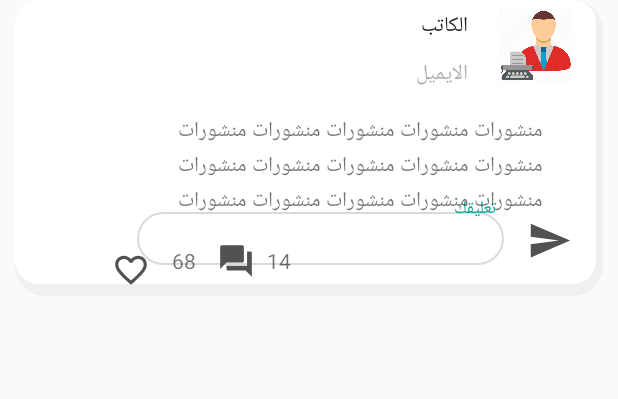
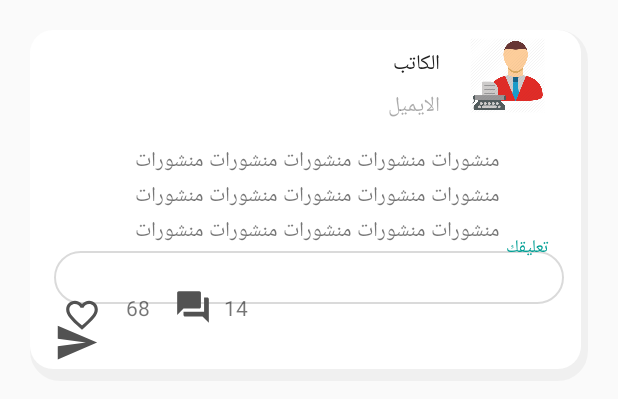
Before and after one commit to SeyfGoumeida/APPCoronaWatch, an Android app: the layout rv_home_article.xml on its own in the app's theme, with its tools: preview values and no code run, on a phone screen of 412 x 824 dp. Shown: the top 399 px of the screen. Run offline under Robolectric (Android 15) with nearby library versions, the phone set to English and light mode, and no system bars; plain views replace ReadMoreTextView; network calls fail.

Commit message:
Commit  , synchro

```diff
--- a/app/src/main/AndroidManifest.xml
+++ b/app/src/main/AndroidManifest.xml
@@ -21,10 +21,9 @@
             <category android:name="android.intent.category.LAUNCHER" />
         </intent-filter>
         </activity>
+
         <activity
-            android:name=".Activities.ArticlesActivity"
-            android:theme="@style/LoginPage" />
-
+            android:name=".Activities.ArticlesActivity" />
 
         <activity
             android:name=".Activities.UserActivity"
--- a/app/src/main/java/com/example/coronawatch/Activities/ArticlesActivity.kt
+++ b/app/src/main/java/com/example/coronawatch/Activities/ArticlesActivity.kt
@@ -1,4 +1,4 @@
-package com.example.coronawatch
+package com.example.coronawatch.Activities
 
 
 import android.os.Build
@@ -10,6 +10,7 @@ import androidx.navigation.findNavController
 import androidx.navigation.ui.AppBarConfiguration
 import androidx.navigation.ui.setupActionBarWithNavController
 import androidx.navigation.ui.setupWithNavController
+import com.example.coronawatch.R
 
 
 class ArticlesActivity : AppCompatActivity() {
--- a/app/src/main/java/com/example/coronawatch/Activities/MainActivity.kt
+++ b/app/src/main/java/com/example/coronawatch/Activities/MainActivity.kt
@@ -3,7 +3,7 @@ package com.example.coronawatch.Activities
 import android.content.Intent
 import androidx.appcompat.app.AppCompatActivity
 import android.os.Bundle
-import com.example.coronawatch.ArticlesActivity
+import com.example.coronawatch.Activities.ArticlesActivity
 import com.example.coronawatch.R
 import kotlinx.android.synthetic.main.activity_main.*
 
--- a/app/src/main/java/com/example/coronawatch/Activities/SignInFragment.kt
+++ b/app/src/main/java/com/example/coronawatch/Activities/SignInFragment.kt
@@ -12,7 +12,7 @@ import com.android.volley.DefaultRetryPolicy
 import com.android.volley.Request
 import com.android.volley.Response
 import com.android.volley.toolbox.JsonObjectRequest
-import com.example.coronawatch.ArticlesActivity
+import com.example.coronawatch.Activities.ArticlesActivity
 import com.example.coronawatch.DataClases.Redactor
 import com.example.coronawatch.DataClases.User
 import com.example.coronawatch.R
--- a/app/src/main/res/layout/rv_home_article.xml
+++ b/app/src/main/res/layout/rv_home_article.xml
@@ -4,45 +4,48 @@
     xmlns:tools="http://schemas.android.com/tools"
     android:layout_width="match_parent"
     android:layout_height="wrap_content"
-    android:layout_marginLeft="10dp"
-    android:layout_marginRight="10dp"
-    android:layout_marginBottom="30dp"
+   android:layout_margin="20dp"
     android:background="@drawable/border_shadow"
     android:orientation="vertical"
     android:padding="5dp">
 
     <LinearLayout
-        android:layout_width="306dp"
+        android:layout_width="match_parent"
         android:layout_height="wrap_content"
         android:orientation="horizontal"
+        android:layout_margin="5dp"
         app:layout_constraintBottom_toTopOf="@+id/comments_recyclerView"
         app:layout_constraintEnd_toEndOf="@+id/article_picture"
         app:layout_constraintTop_toBottomOf="@+id/comment_button">
 
         <com.google.android.material.textfield.TextInputLayout
-            android:layout_width="275dp"
+            android:layout_width="match_parent"
             android:layout_height="wrap_content"
-            android:padding="10dp">
+            >
 
             <com.google.android.material.textfield.TextInputEditText
                 android:layout_width="match_parent"
                 android:layout_height="wrap_content"
+                android:layout_weight="1"
                 android:layout_margin="5dp"
                 android:background="@drawable/rounded_frame"
-                android:hint="تعليقك"
+                android:hint="  تعليقك"
                 android:padding="5dp" />
+            <Button
+                android:id="@+id/submit_comment_button"
+                android:layout_width="30dp"
+                android:layout_marginTop="5dp"
+                android:layout_height="30dp"
+                android:layout_marginLeft="5dp"
+                android:background="@drawable/ic_send_black_24dp" />
+
         </com.google.android.material.textfield.TextInputLayout>
-
-        <Button
-            android:id="@+id/submit_comment_button"
-            android:layout_width="30dp"
-            android:layout_height="30dp"
-            android:background="@drawable/ic_send_black_24dp" />
 
     </LinearLayout>
 
     <TextView
         android:id="@+id/profil_name"
+        android:layout_marginTop="5dp"
         style="@style/ProfilNameStyle"
         android:layout_width="wrap_content"
         android:layout_height="wrap_content"
@@ -58,7 +61,7 @@
         style="@style/ProfilOccupationStyle"
         android:layout_width="wrap_content"
         android:layout_height="wrap_content"
-        android:layout_marginTop="8dp"
+        android:layout_marginTop="4dp"
         android:layout_marginEnd="20dp"
         android:layout_marginRight="20dp"
         android:layout_weight="1"
@@ -70,6 +73,7 @@
         android:id="@+id/profil_picture"
         style="@style/ProfilPictureStyle"
         android:layout_width="50dp"
+        android:layout_marginRight="10dp"
         android:layout_height="50dp"
         android:layout_weight="1"
         android:src="@drawable/writer_icon"
@@ -79,10 +83,9 @@
         app:layout_constraintTop_toTopOf="parent" />
 
     <View
-        android:layout_width="300dp"
+        android:layout_width="match_parent"
         android:layout_height="2dp"
-        android:layout_marginTop="8dp"
-        android:layout_marginBottom="4dp"
+        android:layout_margin="10dp"
         android:background="#41000000"
         app:layout_constraintBottom_toTopOf="@+id/constraintLayout"
         app:layout_constraintEnd_toEndOf="@+id/profil_picture"
@@ -132,7 +135,8 @@
     <ImageView
         android:id="@+id/article_picture"
         style="@style/ProfilPictureStyle"
-        android:layout_width="307dp"
+        android:layout_width="match_parent"
+        android:layout_margin="10dp"
         android:layout_height="176dp"
         android:layout_weight="1"
         android:background="@drawable/covid19"
@@ -147,6 +151,7 @@
         android:id="@+id/like_button"
         android:layout_width="25dp"
         android:layout_height="25dp"
+        android:layout_marginLeft="30dp"
         android:layout_marginTop="11dp"
         android:layout_marginBottom="4dp"
         android:background="@drawable/ic_favorite_border_black_24dp"
```
Also changed, not shown: app/src/main/java/com/example/coronawatch/Activities/SignUpFragment.kt (+1 -9 lines).
